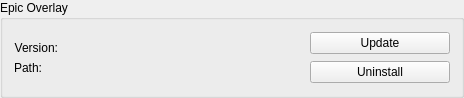
This is rare/ui/components/tabs/games/integrations/eos_widget.ui in RareDevs/Rare as Qt 5 draws it before an edit. The edited form follows.
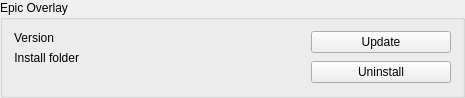
This is the edited form. The open tabs and pages were chosen to show the change.

```diff
--- a/rare/ui/components/tabs/games/integrations/eos_widget.ui
+++ b/rare/ui/components/tabs/games/integrations/eos_widget.ui
@@ -6,7 +6,7 @@
    <rect>
     <x>0</x>
     <y>0</y>
-    <width>464</width>
+    <width>465</width>
     <height>98</height>
    </rect>
   </property>
@@ -102,15 +102,15 @@
        <item>
         <layout class="QFormLayout" name="info_label_layout">
          <property name="labelAlignment">
-          <set>Qt::AlignRight|Qt::AlignTrailing|Qt::AlignVCenter</set>
+          <set>Qt::AlignRight|Qt::AlignTop|Qt::AlignTrailing</set>
          </property>
          <property name="formAlignment">
-          <set>Qt::AlignLeading|Qt::AlignLeft|Qt::AlignVCenter</set>
+          <set>Qt::AlignLeading|Qt::AlignLeft|Qt::AlignTop</set>
          </property>
          <item row="0" column="0">
           <widget class="QLabel" name="version_label">
            <property name="text">
-            <string>Version:</string>
+            <string>Version</string>
            </property>
            <property name="alignment">
             <set>Qt::AlignRight|Qt::AlignTrailing|Qt::AlignVCenter</set>
@@ -120,7 +120,7 @@
          <item row="1" column="0">
           <widget class="QLabel" name="path_label">
            <property name="text">
-            <string>Path:</string>
+            <string>Install folder</string>
            </property>
            <property name="alignment">
             <set>Qt::AlignRight|Qt::AlignTrailing|Qt::AlignVCenter</set>
@@ -131,7 +131,7 @@
        </item>
        <item>
         <layout class="QVBoxLayout" name="info_button_layout">
-         <item>
+         <item alignment="Qt::AlignTop">
           <widget class="QPushButton" name="update_button">
            <property name="minimumSize">
             <size>
@@ -144,7 +144,7 @@
            </property>
           </widget>
          </item>
-         <item>
+         <item alignment="Qt::AlignTop">
           <widget class="QPushButton" name="uninstall_button">
            <property name="minimumSize">
             <size>
```
Left out of the diff: 8 changed lines with no effect on the pictures.
